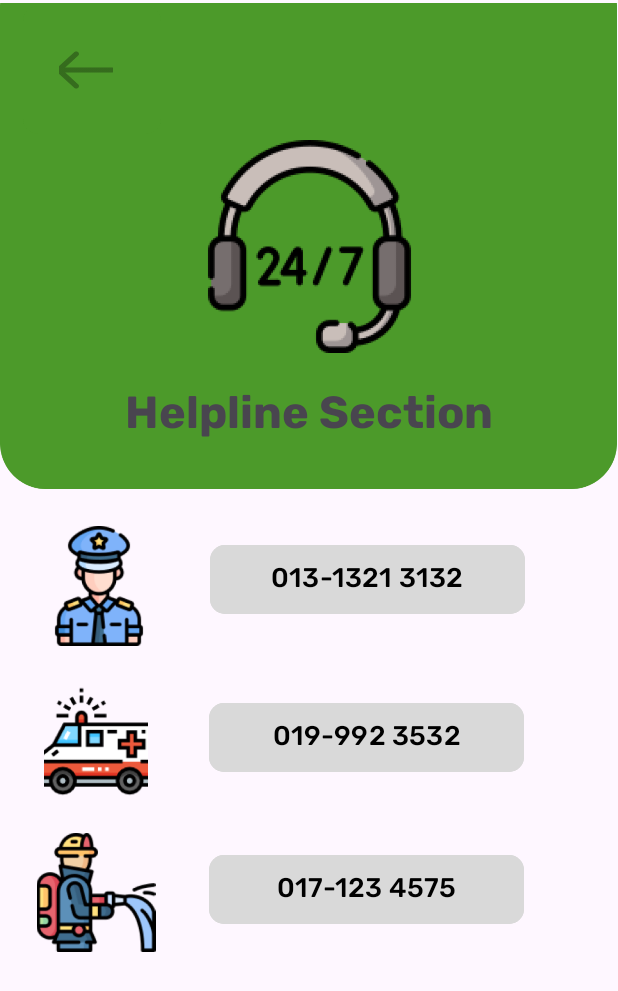
After one commit to bwubbu/HeikomMADapp, an Android app: the fragment HelplineSection shown on its own in the app's theme, on a phone screen of 412 x 824 dp. The commit adds this screen. Shown: the top 991 px of the screen. Run offline under Robolectric (Android 15) with nearby library versions, the phone set to English and light mode, and no system bars; Roboto replaces fonts that are not available here.

Commit message:
added Ubayd's part 1 (i.e. fragments)

```diff
--- /dev/null
+++ b/app/src/main/java/com/example/HeikomMAD/HelplineSection.java
@@ -0,0 +1,64 @@
+package com.example.HeikomMAD;
+
+import android.os.Bundle;
+
+import androidx.fragment.app.Fragment;
+
+import android.view.LayoutInflater;
+import android.view.View;
+import android.view.ViewGroup;
+
+/**
+ * A simple {@link Fragment} subclass.
+ * Use the {@link HelplineSection#newInstance} factory method to
+ * create an instance of this fragment.
+ */
+public class HelplineSection extends Fragment {
+
+    // TODO: Rename parameter arguments, choose names that match
+    // the fragment initialization parameters, e.g. ARG_ITEM_NUMBER
+    private static final String ARG_PARAM1 = "param1";
+    private static final String ARG_PARAM2 = "param2";
+
+    // TODO: Rename and change types of parameters
+    private String mParam1;
+    private String mParam2;
+
+    public HelplineSection() {
+        // Required empty public constructor
+    }
+
+    /**
+     * Use this factory method to create a new instance of
+     * this fragment using the provided parameters.
+     *
+     * @param param1 Parameter 1.
+     * @param param2 Parameter 2.
+     * @return A new instance of fragment HelplineSection.
+     */
+    // TODO: Rename and change types and number of parameters
+    public static HelplineSection newInstance(String param1, String param2) {
+        HelplineSection fragment = new HelplineSection();
+        Bundle args = new Bundle();
+        args.putString(ARG_PARAM1, param1);
+        args.putString(ARG_PARAM2, param2);
+        fragment.setArguments(args);
+        return fragment;
+    }
+
+    @Override
+    public void onCreate(Bundle savedInstanceState) {
+        super.onCreate(savedInstanceState);
+        if (getArguments() != null) {
+            mParam1 = getArguments().getString(ARG_PARAM1);
+            mParam2 = getArguments().getString(ARG_PARAM2);
+        }
+    }
+
+    @Override
+    public View onCreateView(LayoutInflater inflater, ViewGroup container,
+                             Bundle savedInstanceState) {
+        // Inflate the layout for this fragment
+        return inflater.inflate(R.layout.fragment_helpline_section, container, false);
+    }
+}
--- /dev/null
+++ b/app/src/main/res/layout/fragment_helpline_section.xml
@@ -0,0 +1,138 @@
+<?xml version="1.0" encoding="utf-8"?>
+<FrameLayout xmlns:android="http://schemas.android.com/apk/res/android"
+    xmlns:app="http://schemas.android.com/apk/res-auto"
+    xmlns:tools="http://schemas.android.com/tools"
+    android:id="@+id/Frame"
+    android:layout_width="match_parent"
+    android:layout_height="match_parent"
+    tools:context=".HelplineSection">
+
+    <androidx.constraintlayout.widget.ConstraintLayout
+        android:layout_width="match_parent"
+        android:layout_height="match_parent">
+
+        <ImageView
+            android:id="@+id/imageView13"
+            android:layout_width="411dp"
+            android:layout_height="328dp"
+            android:src="@drawable/headerhelpline"
+            app:layout_constraintEnd_toEndOf="parent"
+            app:layout_constraintHorizontal_bias="0.0"
+            app:layout_constraintStart_toStartOf="parent"
+            app:layout_constraintTop_toTopOf="parent" />
+
+        <ImageView
+            android:id="@+id/imageView"
+            android:layout_width="80dp"
+            android:layout_height="81dp"
+            android:layout_marginStart="26dp"
+            android:layout_marginTop="22dp"
+            android:src="@drawable/police"
+            app:layout_constraintStart_toStartOf="parent"
+            app:layout_constraintTop_toBottomOf="@+id/imageView13" />
+
+        <ImageView
+            android:id="@+id/imageView6"
+            android:layout_width="84dp"
+            android:layout_height="82dp"
+            android:layout_marginStart="22dp"
+            android:layout_marginTop="22dp"
+            android:src="@drawable/ambulance"
+            app:layout_constraintStart_toStartOf="parent"
+            app:layout_constraintTop_toBottomOf="@+id/imageView" />
+
+        <ImageView
+            android:id="@+id/imageView8"
+            android:layout_width="84dp"
+            android:layout_height="79dp"
+            android:layout_marginStart="22dp"
+            android:layout_marginTop="20dp"
+            android:src="@drawable/fireman"
+            app:layout_constraintStart_toStartOf="parent"
+            app:layout_constraintTop_toBottomOf="@+id/imageView6" />
+
+        <ImageView
+            android:id="@+id/imageView14"
+            android:layout_width="167dp"
+            android:layout_height="142dp"
+            android:src="@drawable/helpline"
+            app:layout_constraintBottom_toBottomOf="@+id/imageView13"
+            app:layout_constraintEnd_toEndOf="parent"
+            app:layout_constraintStart_toStartOf="@+id/imageView13"
+            app:layout_constraintTop_toTopOf="parent" />
+
+        <TextView
+            android:id="@+id/TVHeaderHelpline"
+            android:layout_width="wrap_content"
+            android:layout_height="wrap_content"
+            android:layout_marginTop="18dp"
+            android:fontFamily="@font/rubik_bold"
+            android:text="Helpline Section"
+            android:textSize="30dp"
+            app:layout_constraintEnd_toEndOf="@+id/imageView13"
+            app:layout_constraintStart_toStartOf="@+id/imageView13"
+            app:layout_constraintTop_toBottomOf="@+id/imageView14" />
+
+        <Button
+            android:id="@+id/btnPolice"
+            android:layout_width="210dp"
+            android:layout_height="54dp"
+            android:layout_marginTop="31dp"
+            android:layout_marginEnd="62dp"
+            android:backgroundTint="#D9D9D9"
+            android:fontFamily="@font/rubik_medium"
+            android:contentDescription="NoPolice"
+            android:text="013-1321 3132"
+            android:textColor="@color/black"
+            android:textSize="18dp"
+            app:cornerRadius="10dp"
+            app:layout_constraintEnd_toEndOf="parent"
+            app:layout_constraintTop_toBottomOf="@+id/imageView13" />
+
+        <Button
+            android:id="@+id/btnAmbulance"
+            android:layout_width="210dp"
+            android:layout_height="54dp"
+            android:layout_marginStart="33dp"
+            android:layout_marginTop="51dp"
+            android:backgroundTint="#D9D9D9"
+            android:fontFamily="@font/rubik_medium"
+            android:text="019-992 3532"
+            android:textColor="@color/black"
+            android:textSize="18dp"
+            app:cornerRadius="10dp"
+            app:layout_constraintStart_toEndOf="@+id/imageView6"
+            app:layout_constraintTop_toBottomOf="@+id/btnPolice" />
+
+        <Button
+            android:id="@+id/btnFiremen"
+            android:layout_width="210dp"
+            android:layout_height="54dp"
+            android:layout_marginStart="33dp"
+            android:layout_marginTop="47dp"
+            android:backgroundTint="#D9D9D9"
+            android:fontFamily="@font/rubik_medium"
+            android:text="017-123 4575"
+            android:textColor="@color/black"
+            android:textSize="18dp"
+            app:cornerRadius="10dp"
+            app:layout_constraintStart_toEndOf="@+id/imageView8"
+            app:layout_constraintTop_toBottomOf="@+id/btnAmbulance" />
+
+        <com.google.android.material.button.MaterialButton
+            android:id="@+id/btnBack"
+            android:layout_width="wrap_content"
+            android:layout_height="0dp"
+            android:backgroundTint="#4C9A2A"
+            app:cornerRadius="10dp"
+            app:icon="@drawable/backarrow"
+            app:iconSize="36dp"
+            app:iconTint="@color/black"
+            android:contentDescription="return button"
+            app:layout_constraintBottom_toTopOf="@+id/imageView14"
+            app:layout_constraintEnd_toStartOf="@+id/imageView14"
+            app:layout_constraintStart_toStartOf="@+id/imageView13"
+            app:layout_constraintTop_toTopOf="@+id/imageView13" />
+
+    </androidx.constraintlayout.widget.ConstraintLayout>
+</FrameLayout>
--- a/app/src/main/res/values/strings.xml
+++ b/app/src/main/res/values/strings.xml
@@ -43,4 +43,6 @@
         libero vel nunc consequat, quis tincidunt nisl eleifend. Cras bibendum enim a justo luctus
         vestibulum. Fusce dictum libero quis erat maximus, vitae volutpat diam dignissim.
     </string>
+    <!-- TODO: Remove or change this placeholder text -->
+    <string name="hello_blank_fragment">Hello blank fragment</string>
 </resources>
```
Also changed, not shown: app/src/main/java/com/example/HeikomMAD/ChatbotFragment.java (added, +64 -0 lines), app/src/main/res/layout/fragment_chatbot.xml (added, +73 -0 lines), app/src/main/res/drawable/ambulance.png (added), app/src/main/res/drawable/backarrow.png (added), app/src/main/res/drawable/fireman.png (added), app/src/main/res/drawable/headerhelpline.png (added), app/src/main/res/drawable/helpline.png (added), app/src/main/res/drawable/noaii.png (added), app/src/main/res/drawable/police.png (added).
